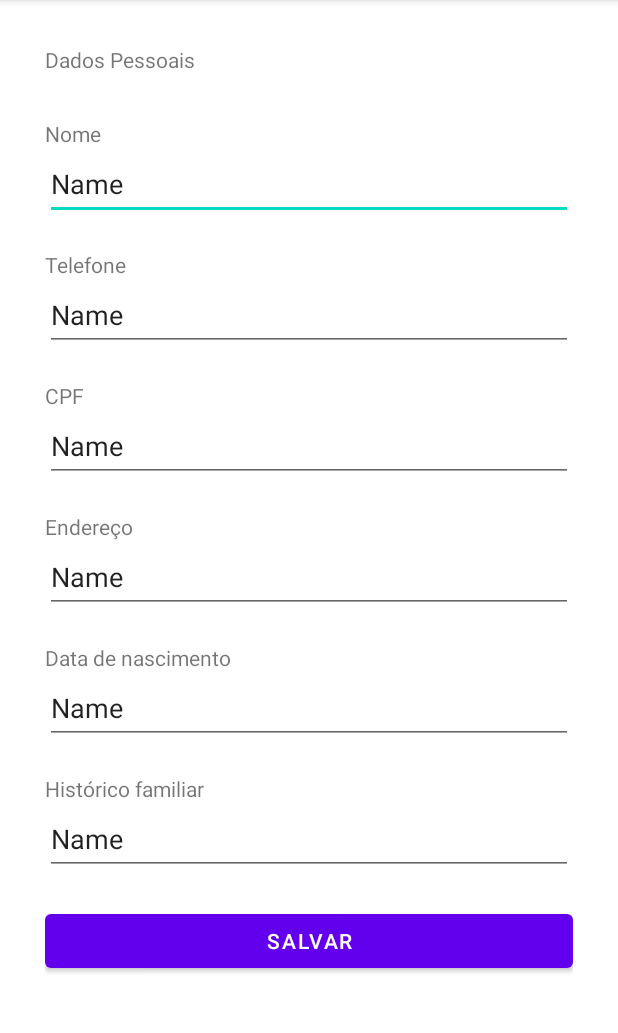
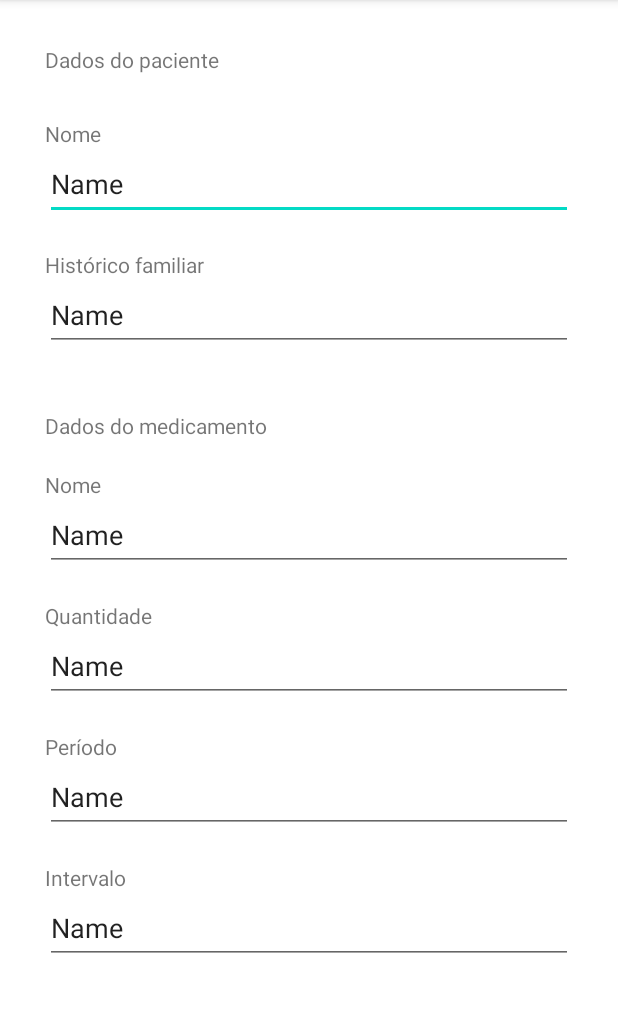
Before and after one commit to yan14082004/Health_Reminder_App, an Android app: the TelaCadastroPaciente screen opened directly, with no data from a screen before it, on a phone screen of 412 x 824 dp, the part 84-1117 px from its top. Run offline under Robolectric (Android 15) with nearby library versions, the phone set to English and light mode, and no system bars.

Commit message:
SQL helper e upgrade de telas

```diff
--- a/app/src/main/AndroidManifest.xml
+++ b/app/src/main/AndroidManifest.xml
@@ -9,9 +9,6 @@
         android:roundIcon="@mipmap/ic_launcher_round"
         android:supportsRtl="true"
         android:theme="@style/Theme.HelthReminderApp">
-        <activity
-            android:name=".AreaCadastroCliente"
-            android:exported="false" />
         <activity
             android:name=".TelaCadastroPaciente"
             android:exported="false" />
--- a/app/src/main/res/layout/activity_tela_cadastro_paciente.xml
+++ b/app/src/main/res/layout/activity_tela_cadastro_paciente.xml
@@ -31,70 +31,6 @@
         android:text="Name" />
 
     <TextView
-        android:id="@+id/textView15"
-        android:layout_width="match_parent"
-        android:layout_height="wrap_content"
-        android:layout_marginTop="20dp"
-        android:text="@string/activity_tela_cadastro_paciente_Telefone" />
-
-    <EditText
-        android:id="@+id/editTextTextPersonName8"
-        android:layout_width="match_parent"
-        android:layout_height="wrap_content"
-        android:ems="10"
-        android:inputType="textPersonName"
-        android:minHeight="48dp"
-        android:text="Name" />
-
-    <TextView
-        android:id="@+id/textView16"
-        android:layout_width="match_parent"
-        android:layout_height="wrap_content"
-        android:layout_marginTop="20dp"
-        android:text="@string/activity_tela_cadastro_paciente_cpf" />
-
-    <EditText
-        android:id="@+id/editTextTextPersonName9"
-        android:layout_width="match_parent"
-        android:layout_height="wrap_content"
-        android:ems="10"
-        android:inputType="textPersonName"
-        android:minHeight="48dp"
-        android:text="Name" />
-
-    <TextView
-        android:id="@+id/textView17"
-        android:layout_width="match_parent"
-        android:layout_height="wrap_content"
-        android:layout_marginTop="20dp"
-        android:text="@string/activity_tela_cadastro_paciente_endereco" />
-
-    <EditText
-        android:id="@+id/editTextTextPersonName10"
-        android:layout_width="match_parent"
-        android:layout_height="wrap_content"
-        android:ems="10"
-        android:inputType="textPersonName"
-        android:minHeight="48dp"
-        android:text="Name" />
-
-    <TextView
-        android:id="@+id/textView18"
-        android:layout_width="match_parent"
-        android:layout_height="wrap_content"
-        android:layout_marginTop="20dp"
-        android:text="@string/activity_tela_cadastro_paciente_data_nascimento" />
-
-    <EditText
-        android:id="@+id/editTextTextPersonName11"
-        android:layout_width="match_parent"
-        android:layout_height="wrap_content"
-        android:ems="10"
-        android:inputType="textPersonName"
-        android:minHeight="48dp"
-        android:text="Name" />
-
-    <TextView
         android:id="@+id/textView19"
         android:layout_width="match_parent"
         android:layout_height="wrap_content"
@@ -110,11 +46,75 @@
         android:minHeight="48dp"
         android:text="Name" />
 
-    <Button
-        android:id="@+id/button3"
+    <TextView
+        android:id="@+id/textView2"
+        android:layout_width="match_parent"
+        android:layout_height="wrap_content"
+        android:layout_marginTop="40dp"
+        android:text="@string/activity_tela_cadastro_paciente_dados_medicamento" />
+
+    <TextView
+        android:id="@+id/textView9"
         android:layout_width="match_parent"
         android:layout_height="wrap_content"
         android:layout_marginTop="20dp"
-        android:text="@string/activity_tela_cadastro_paciente_salvar" />
+        android:text="@string/activity_tela_cadastro_paciente_medicamento" />
+
+    <EditText
+        android:id="@+id/editTextTextPersonName4"
+        android:layout_width="match_parent"
+        android:layout_height="wrap_content"
+        android:ems="10"
+        android:inputType="textPersonName"
+        android:minHeight="48dp"
+        android:text="Name" />
+
+    <TextView
+        android:id="@+id/textView15"
+        android:layout_width="match_parent"
+        android:layout_height="wrap_content"
+        android:layout_marginTop="20dp"
+        android:text="@string/activity_tela_cadastro_paciente_quantidade_medicamento" />
+
+    <EditText
+        android:id="@+id/editTextTextPersonName5"
+        android:layout_width="match_parent"
+        android:layout_height="wrap_content"
+        android:ems="10"
+        android:inputType="textPersonName"
+        android:minHeight="48dp"
+        android:text="Name" />
+
+    <TextView
+        android:id="@+id/textView16"
+        android:layout_width="match_parent"
+        android:layout_height="wrap_content"
+        android:layout_marginTop="20dp"
+        android:text="@string/activity_tela_cadastro_paciente_periodo_medicamento" />
+
+    <EditText
+        android:id="@+id/editTextTextPersonName6"
+        android:layout_width="match_parent"
+        android:layout_height="wrap_content"
+        android:ems="10"
+        android:inputType="textPersonName"
+        android:minHeight="48dp"
+        android:text="Name" />
+
+    <TextView
+        android:id="@+id/textView17"
+        android:layout_width="match_parent"
+        android:layout_height="wrap_content"
+        android:layout_marginTop="20dp"
+        android:text="@string/activity_tela_cadastro_paciente_intervalo_medicamento" />
+
+    <EditText
+        android:id="@+id/editTextTextPersonName8"
+        android:layout_width="match_parent"
+        android:layout_height="wrap_content"
+        android:ems="10"
+        android:inputType="textPersonName"
+        android:minHeight="48dp"
+        android:text="Name" />
 
 </LinearLayout>
--- a/app/src/main/res/layout/activity_tela_lista_clientes.xml
+++ b/app/src/main/res/layout/activity_tela_lista_clientes.xml
@@ -7,12 +7,6 @@
     android:layout_margin="30dp"
     android:orientation="vertical"
     tools:context=".TelaListaClientes">
-
-    <Button
-        android:id="@+id/buttonListaNovoPaciente"
-        android:layout_width="match_parent"
-        android:layout_height="wrap_content"
-        android:text="@string/activity_tela_lista_pacientes_novo" />
 
     <TextView
         android:id="@+id/textView10"
--- a/app/src/main/res/values/strings.xml
+++ b/app/src/main/res/values/strings.xml
@@ -13,16 +13,21 @@
     <string name="activity_tela_lista_pacientes_novo">novo paciente</string>
     <string name="activity_tela_lista_pacientes_cadastrados">Pacientes cadastrados</string>
 
-    <string name="activity_tela_cadastro_paciente_dados_pessoais">Dados Pessoais</string>
+    <string name="activity_tela_cadastro_paciente_dados_pessoais">Dados do paciente</string>
     <string name="activity_tela_cadastro_paciente_nome">Nome</string>
-    <string name="activity_tela_cadastro_paciente_Telefone">Telefone</string>
-    <string name="activity_tela_cadastro_paciente_cpf">CPF</string>
-    <string name="activity_tela_cadastro_paciente_endereco">Endereço</string>
-    <string name="activity_tela_cadastro_paciente_data_nascimento">Data de nascimento</string>
     <string name="activity_tela_cadastro_paciente_historico">Histórico familiar</string>
+    <string name="activity_tela_cadastro_paciente_dados_medicamento">Dados do medicamento</string>
+    <string name="activity_tela_cadastro_paciente_medicamento">Nome</string>
+    <string name="activity_tela_cadastro_paciente_quantidade_medicamento">Quantidade</string>
+    <string name="activity_tela_cadastro_paciente_periodo_medicamento">Período</string>
+    <string name="activity_tela_cadastro_paciente_intervalo_medicamento">Intervalo</string>
     <string name="activity_tela_cadastro_paciente_salvar">Salvar</string>
 
 
 
 
+
+
+
+
 </resources>
```
Also changed, not shown: app/src/main/java/com/example/helthreminderapp/AreaCadastroCliente.java (deleted, +0 -14 lines), app/src/main/java/com/example/helthreminderapp/DatabaseHelper.java (+6 -7 lines), app/src/main/java/com/example/helthreminderapp/TelaListaClientes.java (+0 -9 lines), app/src/main/java/com/example/helthreminderapp/TelaSelecao.java (+10 -1 lines), app/src/main/res/layout/activity_area_cadastro_cliente.xml (deleted, +0 -9 lines), app/src/main/user adicioner-playstore.png (added).
